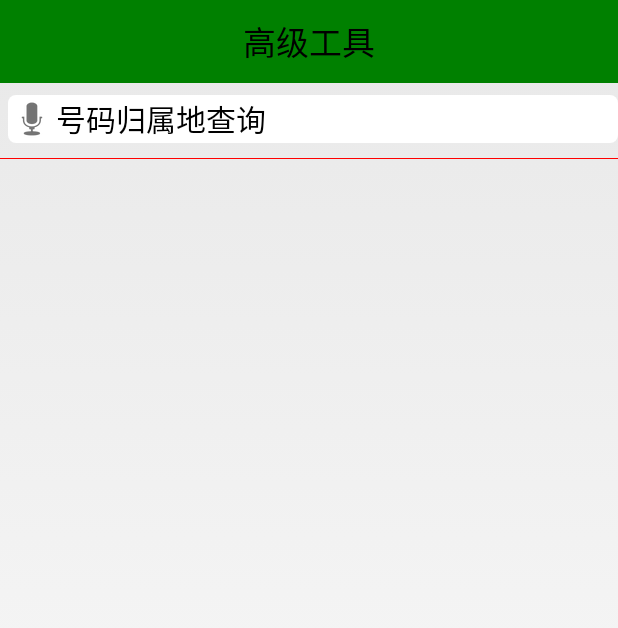
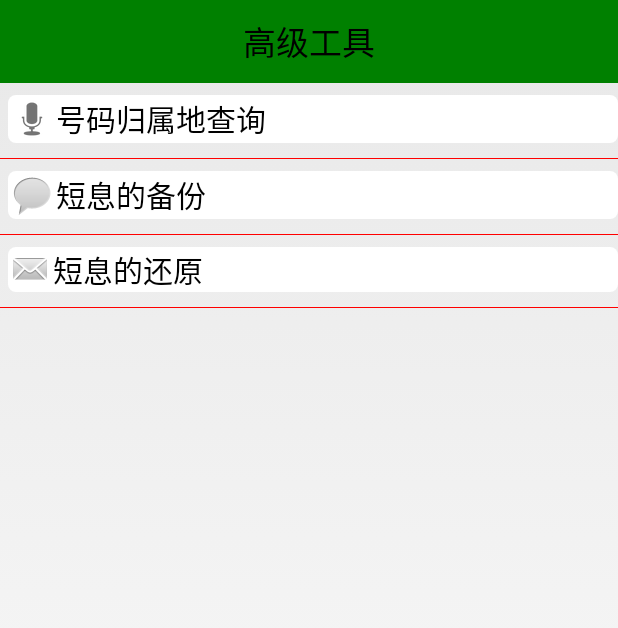
Before and after one commit to mamh-android/android-mobilesafe, an Android app: the AtoolsActivity screen opened directly, with no data from a screen before it, on a phone screen of 412 x 824 dp. Shown: the top 628 px of the screen. Run offline under Robolectric (Android 15) with nearby library versions, the phone set to English and light mode, and no system bars.

Commit message:
add backup sms method in AtoolsActivity.java
添加了短息备份的功能
短信备份单独 一个 工具类来实现的。
使用到了 接口 回调
可以用来显示备份的进度

Signed-off-by: Minghui Ma <839682048@qq.com>

```diff
--- a/app/src/main/AndroidManifest.xml
+++ b/app/src/main/AndroidManifest.xml
@@ -18,6 +18,9 @@
 
     <uses-permission android:name="android.permission.READ_CALL_LOG" />
     <uses-permission android:name="android.permission.WRITE_CALL_LOG" />
+
+    <uses-permission android:name="android.permission.READ_SMS" />
+    <uses-permission android:name="android.permission.WRITE_SMS" />
 
     <application
         android:allowBackup="true"
--- a/app/src/main/java/com/example/mamh/mobilesafe/activity/AtoolsActivity.java
+++ b/app/src/main/java/com/example/mamh/mobilesafe/activity/AtoolsActivity.java
@@ -7,6 +7,7 @@ import android.view.View;
 import android.widget.TextView;
 
 import com.example.mamh.mobilesafe.R;
+import com.example.mamh.mobilesafe.utils.SmsUtils;
 
 public class AtoolsActivity extends Activity {
 
@@ -16,6 +17,8 @@ public class AtoolsActivity extends Activity {
     protected void onCreate(Bundle savedInstanceState) {
         super.onCreate(savedInstanceState);
         setContentView(R.layout.activity_atools);
+
+
         TextView query = (TextView) findViewById(R.id.tv_query);
         query.setOnClickListener(new View.OnClickListener() {
             @Override
@@ -23,6 +26,43 @@ public class AtoolsActivity extends Activity {
                 enterNumberAddressQueryActivity();
             }
         });
+
+        //短息的备份
+        TextView smsBackup = (TextView) findViewById(R.id.tv_sms_backup);
+        smsBackup.setOnClickListener(new View.OnClickListener() {
+            @Override
+            public void onClick(View v) {
+                smsBackup();
+            }
+        });
+
+        //短息的还原
+        TextView smsRestore = (TextView) findViewById(R.id.tv_sms_restore);
+        smsRestore.setOnClickListener(new View.OnClickListener() {
+            @Override
+            public void onClick(View v) {
+
+            }
+        });
+    }
+
+    private void smsBackup() {
+        try {
+            SmsUtils.backupSms(this, new SmsUtils.BackupSmsCallBack() {
+                @Override
+                public void beforeBackup(int max) {
+                    //添加了回调，使用接口
+                    //在备份短息之前执行的一个方法
+                }
+
+                @Override
+                public void onBackup(int process) {
+
+                }
+            });
+        } catch (Exception e) {
+            e.printStackTrace();
+        }
     }
 
     private void enterNumberAddressQueryActivity() {
--- a/app/src/main/res/layout/activity_atools.xml
+++ b/app/src/main/res/layout/activity_atools.xml
@@ -34,4 +34,48 @@
         android:layout_height="0.2dp"
         android:layout_marginTop="10dp"
         android:background="@color/red" />
+
+
+    <TextView
+        android:id="@+id/tv_sms_backup"
+        android:layout_width="fill_parent"
+        android:layout_height="wrap_content"
+        android:layout_marginLeft="5dp"
+        android:layout_marginTop="8dp"
+        android:background="@drawable/shape_selector"
+        android:clickable="true"
+        android:drawableLeft="@android:drawable/sym_action_chat"
+        android:gravity="center_vertical"
+        android:text="短息的备份"
+        android:textColor="@color/black"
+        android:textSize="20sp" />
+
+    <View
+        android:layout_width="fill_parent"
+        android:layout_height="0.2dp"
+        android:layout_marginTop="10dp"
+        android:background="@color/red" />
+
+
+    <TextView
+        android:id="@+id/tv_sms_restore"
+        android:layout_width="fill_parent"
+        android:layout_height="wrap_content"
+        android:layout_marginLeft="5dp"
+        android:layout_marginTop="8dp"
+        android:background="@drawable/shape_selector"
+        android:clickable="true"
+        android:drawableLeft="@android:drawable/sym_action_email"
+        android:gravity="center_vertical"
+        android:text="短息的还原"
+        android:textColor="@color/black"
+        android:textSize="20sp" />
+
+    <View
+        android:layout_width="fill_parent"
+        android:layout_height="0.2dp"
+        android:layout_marginTop="10dp"
+        android:background="@color/red" />
+
+
 </LinearLayout>
```
Also changed, not shown: app/src/main/java/com/example/mamh/mobilesafe/utils/SmsUtils.java (added, +94 -0 lines).
